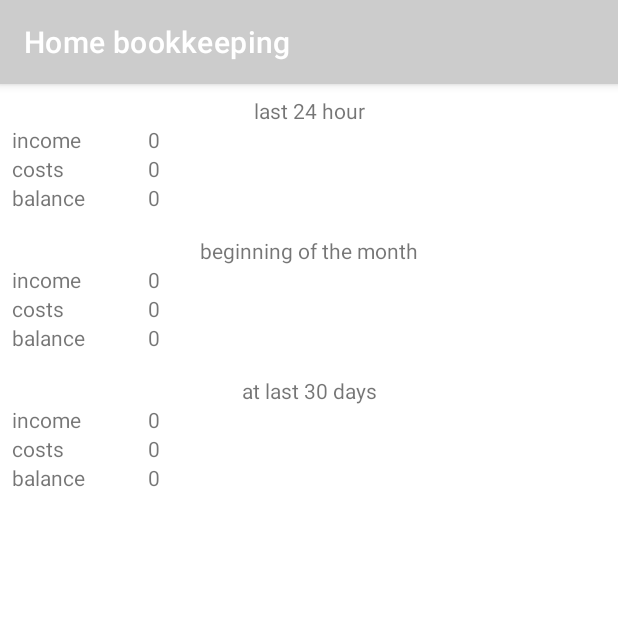
After one commit to chicony83/homeBuch, an Android app: the fragment FastReportsFragment shown on its own in the app's theme, on a phone screen of 412 x 824 dp, the top half of it. The commit adds this screen. Run offline under Robolectric (Android 15) with nearby library versions, the phone set to English and light mode, and no system bars.

Commit message:
FastReportsFragment.kt created

```diff
--- /dev/null
+++ b/app/src/main/java/com/chico/homebuch/FastReportsFragment.kt
@@ -0,0 +1,21 @@
+package com.chico.homebuch
+
+import android.os.Bundle
+import androidx.fragment.app.Fragment
+import android.view.LayoutInflater
+import android.view.View
+import android.view.ViewGroup
+
+class FastReportsFragment : Fragment() {
+    override fun onCreate(savedInstanceState: Bundle?) {
+        super.onCreate(savedInstanceState)
+    }
+
+    override fun onCreateView(
+        inflater: LayoutInflater, container: ViewGroup?,
+        savedInstanceState: Bundle?
+    ): View? {
+        // Inflate the layout for this fragment
+        return inflater.inflate(R.layout.fragment_fast_reports, container, false)
+    }
+}
--- /dev/null
+++ b/app/src/main/res/layout/fragment_fast_reports.xml
@@ -0,0 +1,22 @@
+<?xml version="1.0" encoding="utf-8"?>
+<FrameLayout xmlns:android="http://schemas.android.com/apk/res/android"
+    xmlns:tools="http://schemas.android.com/tools"
+    android:layout_width="match_parent"
+    android:layout_height="match_parent"
+    tools:context=".FastReportsFragment">
+
+    <LinearLayout
+        android:layout_width="match_parent"
+        android:layout_height="match_parent"
+        android:orientation="vertical">
+
+        <include layout="@layout/money_24_hour" />
+
+        <include layout="@layout/money_beginning_of_the_month" />
+
+        <include layout="@layout/money_per_last_month" />
+
+    </LinearLayout>
+
+
+</FrameLayout>
--- a/app/src/main/res/values/strings.xml
+++ b/app/src/main/res/values/strings.xml
@@ -19,5 +19,7 @@
     <string name="enter_you_money">Enter you money</string>
     <string name="start">Start</string>
     <string name="hello">Hello</string>
-    <string name="desc">desc</string>
+    <string name="desc" translatable="false">desc</string>
+    <!-- TODO: Remove or change this placeholder text -->
+    <string name="hello_blank_fragment">Hello blank fragment</string>
 </resources>
```
Also changed, not shown: 1 other file.
